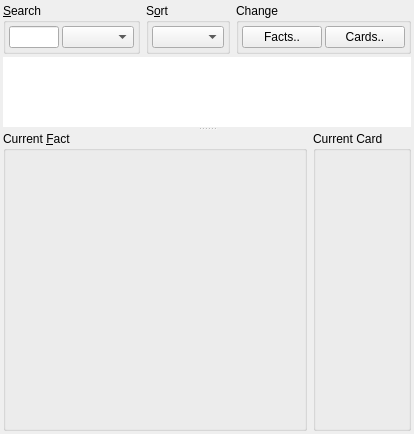
Old version of the form designer/cardlist.ui in the repository ankitects/anki.
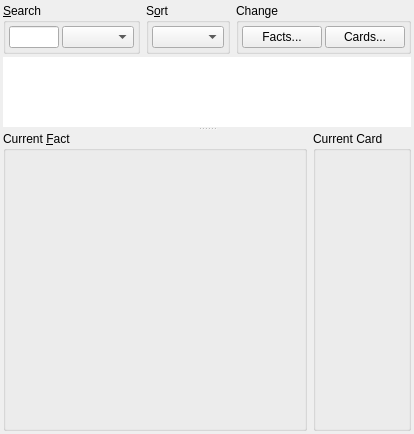
New version of the form. Icons and pictures are not drawn.

Diff of the .ui file:
```diff
--- a/designer/cardlist.ui
+++ b/designer/cardlist.ui
@@ -98,7 +98,7 @@
         <item>
          <widget class="QPushButton" name="factsButton" >
           <property name="text" >
-           <string>Facts..</string>
+           <string>Facts...</string>
           </property>
           <property name="autoDefault" >
            <bool>false</bool>
@@ -108,7 +108,7 @@
         <item>
          <widget class="QPushButton" name="cardsButton" >
           <property name="text" >
-           <string>Cards..</string>
+           <string>Cards...</string>
           </property>
           <property name="autoDefault" >
            <bool>false</bool>
```
Left out of the diff: 8 changed lines with no effect on the pictures.
